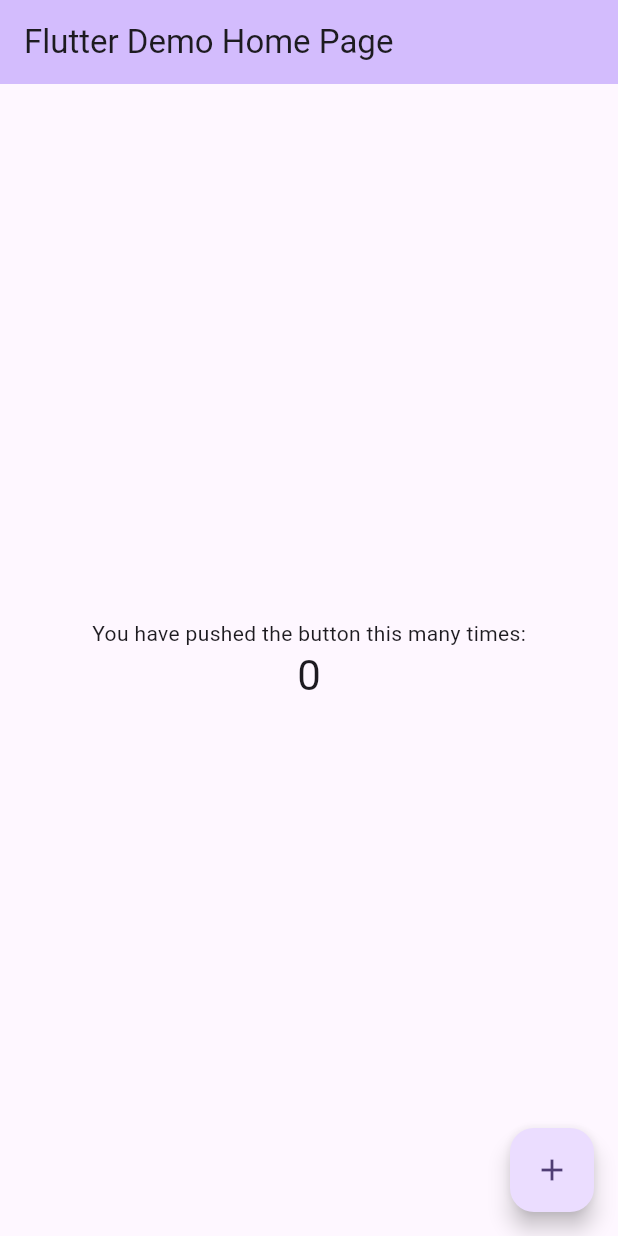
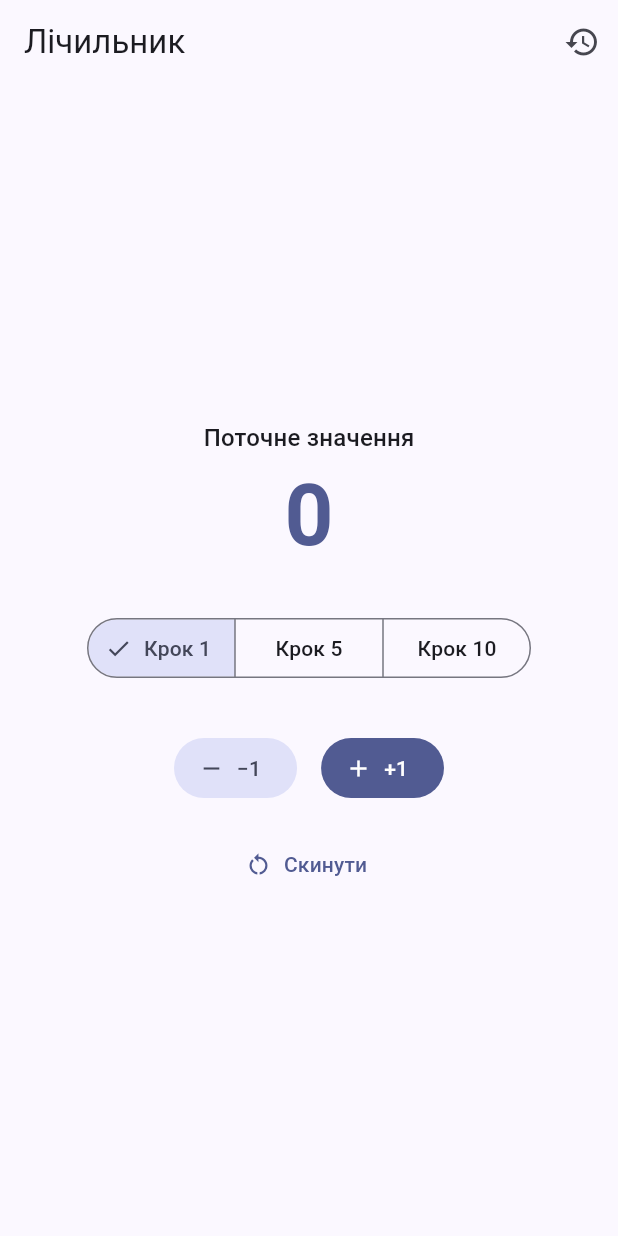
Before and after one commit to k1dmAn3459/state_management_lab, a Flutter app: the screen it shows after launch, on a phone screen of 412 x 824 dp. Run offline on Flutter 3.47's test engine with Material 3 defaults, Android fonts, the phone set to English and light mode, and no system bars.

Commit message:
feat(stage-1): lift shared state to root widget with callbacks

```diff
--- a/lib/main.dart
+++ b/lib/main.dart
@@ -1,121 +1,97 @@
 import 'package:flutter/material.dart';
+import 'models/history_entry.dart';
+import 'screens/counter_screen.dart';
 
 void main() {
-  runApp(const MyApp());
+  runApp(const CounterApp());
 }
 
-class MyApp extends StatelessWidget {
-  const MyApp({super.key});
+class CounterApp extends StatefulWidget {
+  const CounterApp({super.key});
 
-  // This widget is the root of your application.
   @override
-  Widget build(BuildContext context) {
-    return MaterialApp(
-      title: 'Flutter Demo',
-      theme: ThemeData(
-        // This is the theme of your application.
-        //
-        // TRY THIS: Try running your application with "flutter run". You'll see
-        // the application has a purple toolbar. Then, without quitting the app,
-        // try changing the seedColor in the colorScheme below to Colors.green
-        // and then invoke "hot reload" (save your changes or press the "hot
-        // reload" button in a Flutter-supported IDE, or press "r" if you used
-        // the command line to start the app).
-        //
-        // Notice that the counter didn't reset back to zero; the application
-        // state is not lost during the reload. To reset the state, use hot
-        // restart instead.
-        //
-        // This works for code too, not just values: Most code changes can be
-        // tested with just a hot reload.
-        colorScheme: .fromSeed(seedColor: Colors.deepPurple),
-      ),
-      home: const MyHomePage(title: 'Flutter Demo Home Page'),
-    );
-  }
+  State<CounterApp> createState() => _CounterAppState();
 }
 
-class MyHomePage extends StatefulWidget {
-  const MyHomePage({super.key, required this.title});
+class _CounterAppState extends State<CounterApp> {
+  int _value = 0;
+  final List<HistoryEntry> _history = [];
 
-  // This widget is the home page of your application. It is stateful, meaning
-  // that it has a State object (defined below) that contains fields that affect
-  // how it looks.
+  void _increment(int step) {
+    setState(() {
+      final prev = _value;
+      _value += step;
+      _history.insert(
+        0,
+        HistoryEntry(
+          timestamp: DateTime.now(),
+          action: '+$step',
+          previousValue: prev,
+          newValue: _value,
+        ),
+      );
+    });
+  }
 
-  // This class is the configuration for the state. It holds the values (in this
-  // case the title) provided by the parent (in this case the App widget) and
-  // used by the build method of the State. Fields in a Widget subclass are
-  // always marked "final".
+  bool _decrement(int step) {
+    if (_value - step < 0) {
+      return false;
+    }
+    setState(() {
+      final prev = _value;
+      _value -= step;
+      _history.insert(
+        0,
+        HistoryEntry(
+          timestamp: DateTime.now(),
+          action: '-$step',
+          previousValue: prev,
+          newValue: _value,
+        ),
+      );
+    });
+    return true;
+  }
 
-  final String title;
+  void _reset() {
+    if (_value == 0) return;
+    setState(() {
+      final prev = _value;
+      _value = 0;
+      _history.insert(
+        0,
+        HistoryEntry(
+          timestamp: DateTime.now(),
+          action: 'Скинути',
+          previousValue: prev,
+          newValue: 0,
+        ),
+      );
+    });
+  }
 
-  @override
-  State<MyHomePage> createState() => _MyHomePageState();
-}
-
-class _MyHomePageState extends State<MyHomePage> {
-  int _counter = 0;
-
-  void _incrementCounter() {
+  void _clearHistory() {
     setState(() {
-      // This call to setState tells the Flutter framework that something has
-      // changed in this State, which causes it to rerun the build method below
-      // so that the display can reflect the updated values. If we changed
-      // _counter without calling setState(), then the build method would not be
-      // called again, and so nothing would appear to happen.
-      _counter++;
+      _history.clear();
     });
   }
 
   @override
   Widget build(BuildContext context) {
-    // This method is rerun every time setState is called, for instance as done
-    // by the _incrementCounter method above.
-    //
-    // The Flutter framework has been optimized to make rerunning build methods
-    // fast, so that you can just rebuild anything that needs updating rather
-    // than having to individually change instances of widgets.
-    return Scaffold(
-      appBar: AppBar(
-        // TRY THIS: Try changing the color here to a specific color (to
-        // Colors.amber, perhaps?) and trigger a hot reload to see the AppBar
-        // change color while the other colors stay the same.
-        backgroundColor: Theme.of(context).colorScheme.inversePrimary,
-        // Here we take the value from the MyHomePage object that was created by
-        // the App.build method, and use it to set our appbar title.
-        title: Text(widget.title),
+    return MaterialApp(
+      title: 'Лічильник з історією',
+      debugShowCheckedModeBanner: false,
+      theme: ThemeData(
+        colorScheme: ColorScheme.fromSeed(seedColor: Colors.indigo),
+        useMaterial3: true,
       ),
-      body: Center(
-        // Center is a layout widget. It takes a single child and positions it
-        // in the middle of the parent.
-        child: Column(
-          // Column is also a layout widget. It takes a list of children and
-          // arranges them vertically. By default, it sizes itself to fit its
-          // children horizontally, and tries to be as tall as its parent.
-          //
-          // Column has various properties to control how it sizes itself and
-          // how it positions its children. Here we use mainAxisAlignment to
-          // center the children vertically; the main axis here is the vertical
-          // axis because Columns are vertical (the cross axis would be
-          // horizontal).
-          //
-          // TRY THIS: Invoke "debug painting" (choose the "Toggle Debug Paint"
-          // action in the IDE, or press "p" in the console), to see the
-          // wireframe for each widget.
-          mainAxisAlignment: .center,
-          children: [
-            const Text('You have pushed the button this many times:'),
-            Text(
-              '$_counter',
-              style: Theme.of(context).textTheme.headlineMedium,
-            ),
-          ],
-        ),
-      ),
-      floatingActionButton: FloatingActionButton(
-        onPressed: _incrementCounter,
-        tooltip: 'Increment',
-        child: const Icon(Icons.add),
+      home: CounterScreen(
+        value: _value,
+        history: List.unmodifiable(_history),
+        onIncrement: _increment,
+        onDecrement: _decrement,
+        onReset: _reset,
+        onClearHistory: _clearHistory,
       ),
     );
   }
--- /dev/null
+++ b/lib/models/history_entry.dart
@@ -0,0 +1,23 @@
+import 'package:flutter/foundation.dart';
+
+@immutable
+class HistoryEntry {
+  final DateTime timestamp;
+  final String action;
+  final int previousValue;
+  final int newValue;
+
+  const HistoryEntry({
+    required this.timestamp,
+    required this.action,
+    required this.previousValue,
+    required this.newValue,
+  });
+
+  String get formattedTime {
+    final h = timestamp.hour.toString().padLeft(2, '0');
+    final m = timestamp.minute.toString().padLeft(2, '0');
+    final s = timestamp.second.toString().padLeft(2, '0');
+    return '$h:$m:$s';
+  }
+}
--- /dev/null
+++ b/lib/screens/counter_screen.dart
@@ -0,0 +1,115 @@
+import 'package:flutter/material.dart';
+import '../models/history_entry.dart';
+import '../widgets/counter_display.dart';
+import '../widgets/history_badge.dart';
+import '../widgets/step_selector.dart';
+import 'history_screen.dart';
+
+class CounterScreen extends StatefulWidget {
+  final int value;
+  final List<HistoryEntry> history;
+  final ValueChanged<int> onIncrement;
+  final bool Function(int step) onDecrement;
+  final VoidCallback onReset;
+  final VoidCallback onClearHistory;
+
+  const CounterScreen({
+    super.key,
+    required this.value,
+    required this.history,
+    required this.onIncrement,
+    required this.onDecrement,
+    required this.onReset,
+    required this.onClearHistory,
+  });
+
+  @override
+  State<CounterScreen> createState() => _CounterScreenState();
+}
+
+class _CounterScreenState extends State<CounterScreen> {
+  int _step = 1;
+
+  void _handleDecrement() {
+    final success = widget.onDecrement(_step);
+    if (!success && mounted) {
+      ScaffoldMessenger.of(context)
+        ..clearSnackBars()
+        ..showSnackBar(
+          SnackBar(
+            content: Text(
+              'Значення не може стати від’ємним (спроба відняти $_step від ${widget.value})',
+            ),
+          ),
+        );
+    }
+  }
+
+  @override
+  Widget build(BuildContext context) {
+    debugPrint('build: CounterScreen');
+    return Scaffold(
+      appBar: AppBar(
+        title: const Text('Лічильник'),
+        actions: [
+          HistoryBadge(
+            count: widget.history.length,
+            onTap: () {
+              Navigator.of(context).push(
+                MaterialPageRoute<void>(
+                  builder: (_) => HistoryScreen(
+                    history: widget.history,
+                    onClearHistory: widget.onClearHistory,
+                  ),
+                ),
+              );
+            },
+          ),
+        ],
+      ),
+      body: Center(
+        child: Padding(
+          padding: const EdgeInsets.all(24),
+          child: Column(
+            mainAxisAlignment: MainAxisAlignment.center,
+            children: [
+              CounterDisplay(value: widget.value),
+              const SizedBox(height: 32),
+              StepSelector(
+                selectedStep: _step,
+                onStepChanged: (newStep) {
+                  setState(() {
+                    _step = newStep;
+                  });
+                },
+              ),
+              const SizedBox(height: 32),
+              Row(
+                mainAxisAlignment: MainAxisAlignment.center,
+                children: [
+                  FilledButton.tonalIcon(
+                    onPressed: _handleDecrement,
+                    icon: const Icon(Icons.remove),
+                    label: Text('−$_step'),
+                  ),
+                  const SizedBox(width: 16),
+                  FilledButton.icon(
+                    onPressed: () => widget.onIncrement(_step),
+                    icon: const Icon(Icons.add),
+                    label: Text('+$_step'),
+                  ),
+                ],
+              ),
+              const SizedBox(height: 16),
+              TextButton.icon(
+                onPressed: widget.onReset,
+                icon: const Icon(Icons.restart_alt),
+                label: const Text('Скинути'),
+              ),
+            ],
+          ),
+        ),
+      ),
+    );
+  }
+}
--- /dev/null
+++ b/lib/widgets/counter_display.dart
@@ -0,0 +1,29 @@
+import 'package:flutter/material.dart';
+
+class CounterDisplay extends StatelessWidget {
+  final int value;
+
+  const CounterDisplay({super.key, required this.value});
+
+  @override
+  Widget build(BuildContext context) {
+    debugPrint('build: CounterDisplay');
+    return Column(
+      mainAxisSize: MainAxisSize.min,
+      children: [
+        Text(
+          'Поточне значення',
+          style: Theme.of(context).textTheme.titleMedium,
+        ),
+        const SizedBox(height: 8),
+        Text(
+          '$value',
+          style: Theme.of(context).textTheme.displayLarge?.copyWith(
+                fontWeight: FontWeight.bold,
+                color: Theme.of(context).colorScheme.primary,
+              ),
+        ),
+      ],
+    );
+  }
+}
--- /dev/null
+++ b/lib/widgets/history_badge.dart
@@ -0,0 +1,26 @@
+import 'package:flutter/material.dart';
+
+class HistoryBadge extends StatelessWidget {
+  final int count;
+  final VoidCallback? onTap;
+
+  const HistoryBadge({
+    super.key,
+    required this.count,
+    this.onTap,
+  });
+
+  @override
+  Widget build(BuildContext context) {
+    debugPrint('build: HistoryBadge');
+    return IconButton(
+      onPressed: onTap,
+      tooltip: 'Історія змін',
+      icon: Badge(
+        label: Text('$count'),
+        isLabelVisible: count > 0,
+        child: const Icon(Icons.history),
+      ),
+    );
+  }
+}
--- /dev/null
+++ b/lib/widgets/step_selector.dart
@@ -0,0 +1,26 @@
+import 'package:flutter/material.dart';
+
+class StepSelector extends StatelessWidget {
+  final int selectedStep;
+  final ValueChanged<int> onStepChanged;
+
+  const StepSelector({
+    super.key,
+    required this.selectedStep,
+    required this.onStepChanged,
+  });
+
+  static const List<int> steps = [1, 5, 10];
+
+  @override
+  Widget build(BuildContext context) {
+    debugPrint('build: StepSelector');
+    return SegmentedButton<int>(
+      segments: steps
+          .map((s) => ButtonSegment<int>(value: s, label: Text('Крок $s')))
+          .toList(),
+      selected: {selectedStep},
+      onSelectionChanged: (selection) => onStepChanged(selection.first),
+    );
+  }
+}
```
Also changed, not shown: lib/screens/history_screen.dart (added, +72 -0 lines), 1 other file.
